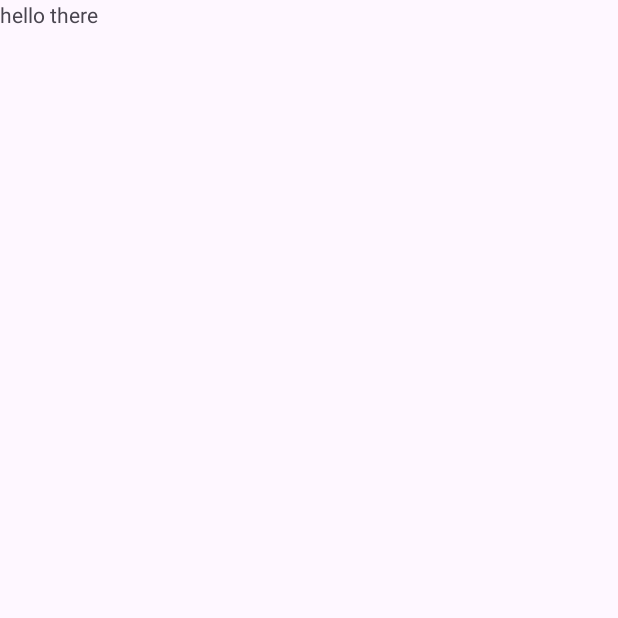
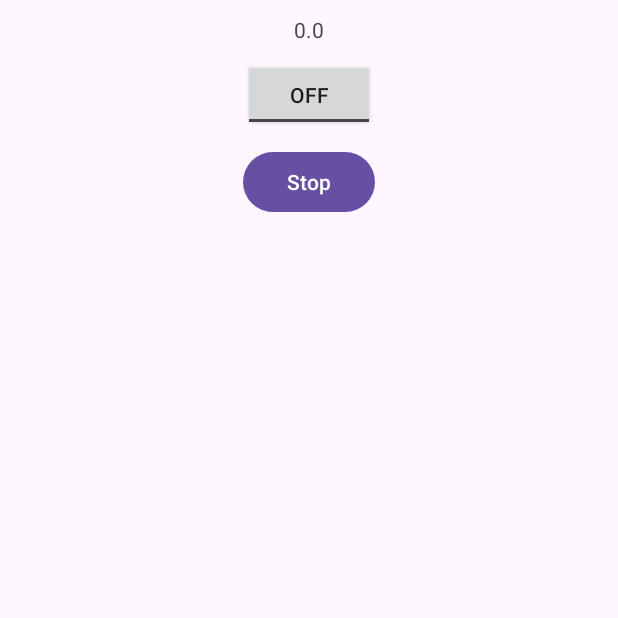
Before and after one commit to Krisl86/VAMZ-SoundMeter, an Android app: the screen it shows after launch (MainActivity), on a phone screen of 412 x 824 dp, the top half of it. Before the commit the part shown is almost empty. Run offline under Robolectric (Android 15) with nearby library versions, the phone set to English and light mode, and no system bars; our stand-ins replace data binding; 1 statement that could not run was skipped.

Commit message:
recording works

```diff
--- a/app/src/main/AndroidManifest.xml
+++ b/app/src/main/AndroidManifest.xml
@@ -1,6 +1,8 @@
 <?xml version="1.0" encoding="utf-8"?>
 <manifest xmlns:android="http://schemas.android.com/apk/res/android"
     xmlns:tools="http://schemas.android.com/tools">
+
+    <uses-permission android:name="android.permission.RECORD_AUDIO"/>
 
     <application
         android:allowBackup="true"
--- a/app/src/main/java/com/example/soundmeter/MainActivity.kt
+++ b/app/src/main/java/com/example/soundmeter/MainActivity.kt
@@ -1,11 +1,20 @@
 package com.example.soundmeter
 
+import android.Manifest
+import android.content.pm.PackageManager
+import android.os.Bundle
 import androidx.appcompat.app.AppCompatActivity
-import android.os.Bundle
+import androidx.core.app.ActivityCompat
+import androidx.core.content.ContextCompat
 
 class MainActivity : AppCompatActivity() {
     override fun onCreate(savedInstanceState: Bundle?) {
         super.onCreate(savedInstanceState)
         setContentView(R.layout.activity_main)
+
+        if (ContextCompat.checkSelfPermission(this, Manifest.permission.RECORD_AUDIO)
+            != PackageManager.PERMISSION_GRANTED) {
+            ActivityCompat.requestPermissions(this, arrayOf(Manifest.permission.RECORD_AUDIO), 1)
+        }
     }
 }
--- a/app/src/main/java/com/example/soundmeter/MainFragment.kt
+++ b/app/src/main/java/com/example/soundmeter/MainFragment.kt
@@ -1,12 +1,11 @@
 package com.example.soundmeter
 
-import androidx.lifecycle.ViewModelProvider
 import android.os.Bundle
-import androidx.fragment.app.Fragment
 import android.view.LayoutInflater
 import android.view.View
 import android.view.ViewGroup
 import androidx.databinding.DataBindingUtil
+import androidx.fragment.app.Fragment
 import androidx.fragment.app.viewModels
 import com.example.soundmeter.databinding.FragmentMainBinding
 
--- a/app/src/main/java/com/example/soundmeter/MainViewModel.kt
+++ b/app/src/main/java/com/example/soundmeter/MainViewModel.kt
@@ -1,7 +1,70 @@
 package com.example.soundmeter
 
+import androidx.lifecycle.LiveData
+import androidx.lifecycle.MutableLiveData
 import androidx.lifecycle.ViewModel
+import java.util.Timer
+import kotlin.concurrent.timerTask
 
-class MainViewModel : ViewModel() {
-    val message = "hello there"
+class MainViewModel() : ViewModel() {
+
+    private var timer = Timer()
+    private val recorder = VolumeRecorder()
+
+    var isRecording = false
+
+    private var _isRecordingText = MutableLiveData("Start")
+    val isRecordingText: LiveData<String>
+        get() = _isRecordingText
+
+    private var _decibels = MutableLiveData(0.0)
+    val decibels: LiveData<Double>
+        get() = _decibels
+
+    var _isStopped = MutableLiveData(true)
+    val isStopped: LiveData<Boolean>
+        get() = _isStopped
+
+    fun switchRecording() {
+        isRecording = !isRecording
+        if (isRecording)
+            startRecording()
+        else
+            pauseRecording()
+    }
+
+    fun stopRecording() {
+        if (isStopped.value == false) {
+            isRecording = false
+            _isRecordingText.value = "Start"
+            recorder.stop()
+            _isStopped.value = true
+            timer.cancel()
+        }
+    }
+
+    private fun startRecording() {
+        recorder.start()
+        _isRecordingText.value = "Pause"
+        _isStopped.value = false
+
+        timer = Timer() // has to be reassigned after timer.cancel()
+        timer.scheduleAtFixedRate(
+            timerTask {
+                try {
+                    _decibels.postValue(recorder.getDecibelValue())
+                }
+                catch (e: Exception) {
+                    e.printStackTrace()
+                }
+
+            }, 250, 250
+        )
+    }
+
+    private fun pauseRecording() {
+        recorder.pause()
+        _isRecordingText.value = "Start"
+        timer.cancel()
+    }
 }
--- /dev/null
+++ b/app/src/main/java/com/example/soundmeter/VolumeRecorder.kt
@@ -0,0 +1,71 @@
+package com.example.soundmeter
+
+import android.media.MediaRecorder
+import java.io.IOException
+import kotlin.math.log10
+
+enum class RecorderState {
+    RELEASED,
+    RECORDING,
+    PAUSED,
+}
+
+class VolumeRecorder {
+
+    private var recorder = MediaRecorder()
+    private val fileName = "/storage/emulated/0/Download/hello.mp3"
+    private val directory = ""
+    private val calibrationOffset = 60
+
+    private var state = RecorderState.RELEASED
+
+    fun start() {
+        if (state == RecorderState.PAUSED)
+            resume()
+        if (state == RecorderState.RECORDING)
+            return
+
+        recorder.apply {
+            setAudioSource(MediaRecorder.AudioSource.MIC)
+            setOutputFormat(MediaRecorder.OutputFormat.MPEG_4)
+            setAudioEncoder(MediaRecorder.AudioEncoder.AAC)
+            setOutputFile(fileName)
+
+            try {
+                prepare()
+            } catch (e: IOException) {
+
+            }
+
+            start()
+            state = RecorderState.RECORDING
+        }
+    }
+
+    fun pause() {
+        if (state == RecorderState.RECORDING) {
+            recorder.pause()
+            state = RecorderState.PAUSED
+        }
+    }
+
+    fun stop() {
+        if (state == RecorderState.PAUSED || state == RecorderState.RECORDING) {
+            recorder.stop()
+            recorder.release()
+            state = RecorderState.RELEASED
+        }
+    }
+
+    fun getDecibelValue(): Double {
+        val amplitude = recorder.maxAmplitude
+        return (20 * (log10(amplitude / 32767.0))) + calibrationOffset
+    }
+
+    private fun resume() {
+        if (state == RecorderState.PAUSED) {
+            recorder.resume()
+            state = RecorderState.RECORDING
+        }
+    }
+}
--- a/app/src/main/res/layout/fragment_main.xml
+++ b/app/src/main/res/layout/fragment_main.xml
@@ -1,21 +1,50 @@
 <?xml version="1.0" encoding="utf-8"?>
 <layout xmlns:android="http://schemas.android.com/apk/res/android"
-    xmlns:tools="http://schemas.android.com/tools">
+    xmlns:tools="http://schemas.android.com/tools"
+    xmlns:app="http://schemas.android.com/apk/res-auto">
     <data>
         <variable
             name="vm"
             type="com.example.soundmeter.MainViewModel" />
     </data>
 
-    <FrameLayout
+    <androidx.constraintlayout.widget.ConstraintLayout
         android:layout_width="match_parent"
         android:layout_height="match_parent"
         tools:context=".MainFragment">
 
         <TextView
-            android:layout_width="match_parent"
-            android:layout_height="match_parent"
-            android:text="@{vm.message}" />
+            android:id="@+id/textView1"
+            android:layout_width="wrap_content"
+            android:layout_height="wrap_content"
+            android:text="@{vm.decibels.toString()}"
+            app:layout_constraintStart_toStartOf="parent"
+            app:layout_constraintEnd_toEndOf="parent"
+            app:layout_constraintTop_toTopOf="parent"
+            android:layout_margin="10dp"/>
 
-    </FrameLayout>
+        <ToggleButton
+            android:id="@+id/startPauseButton"
+            android:layout_width="wrap_content"
+            android:layout_height="wrap_content"
+            android:text="@{vm.isRecordingText()}"
+            android:onClick="@{() -> vm.switchRecording()}"
+            app:layout_constraintStart_toStartOf="parent"
+            app:layout_constraintEnd_toEndOf="parent"
+            app:layout_constraintTop_toBottomOf="@+id/textView1"
+            android:layout_margin="10dp" />
+
+        <Button
+            android:id="@+id/stopButton"
+            android:layout_width="wrap_content"
+            android:layout_height="wrap_content"
+            android:text="@string/stop"
+            android:onClick="@{() -> vm.stopRecording()}"
+            android:enabled="@{vm.isStopped}"
+            app:layout_constraintStart_toStartOf="parent"
+            app:layout_constraintEnd_toEndOf="parent"
+            app:layout_constraintTop_toBottomOf="@+id/startPauseButton"
+            android:layout_margin="10dp"/>
+
+    </androidx.constraintlayout.widget.ConstraintLayout>
 </layout>
--- a/app/src/main/res/values/strings.xml
+++ b/app/src/main/res/values/strings.xml
@@ -1,3 +1,4 @@
 <resources>
     <string name="app_name">SoundMeter</string>
+    <string name="stop">Stop</string>
 </resources>
```
